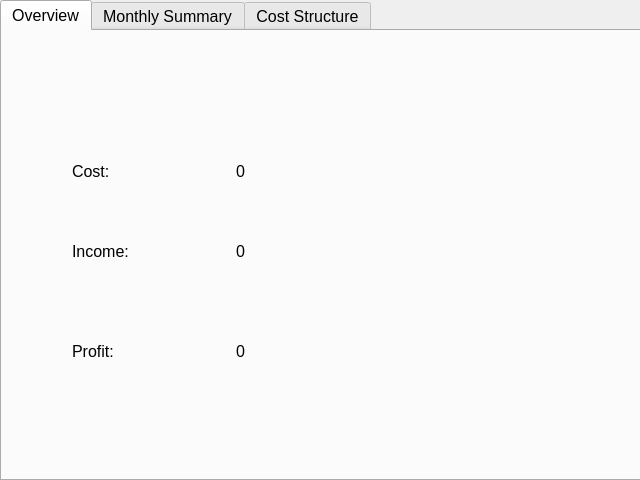
Qt form Views/sub_win_accounting.ui (SevReith/Illumination-Game) before a commit.
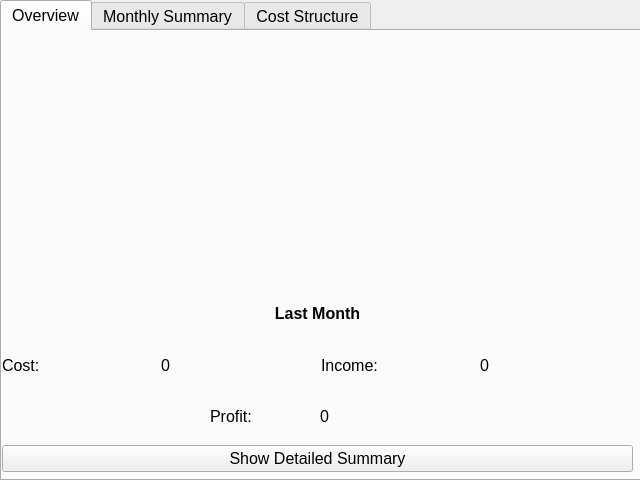
The same form after that commit.

Commit message: Summary View added

Diff of the .ui file:
```diff
--- a/Views/sub_win_accounting.ui
+++ b/Views/sub_win_accounting.ui
@@ -34,41 +34,33 @@
     <attribute name="title">
      <string>Overview</string>
     </attribute>
-    <widget class="QWidget" name="horizontalLayoutWidget">
+    <widget class="QWidget" name="verticalLayoutWidget">
      <property name="geometry">
       <rect>
-       <x>70</x>
-       <y>280</y>
-       <width>321</width>
-       <height>80</height>
+       <x>0</x>
+       <y>260</y>
+       <width>631</width>
+       <height>181</height>
       </rect>
      </property>
-     <layout class="QHBoxLayout" name="horizontalLayout">
+     <layout class="QVBoxLayout" name="verticalLayout">
       <item>
-       <widget class="QLabel" name="lbl_txt_profit">
-        <property name="text">
-         <string>Profit:</string>
+       <widget class="QLabel" name="lbl_txt_tab1_last_month">
+        <property name="font">
+         <font>
+          <weight>75</weight>
+          <bold>true</bold>
+         </font>
         </property>
-       </widget>
-      </item>
-      <item>
-       <widget class="QLabel" name="lbl_profit_number">
         <property name="text">
-         <string>0</string>
+         <string>Last Month</string>
         </property>
+        <property name="alignment">
+         <set>Qt::AlignCenter</set>
+        </property>
        </widget>
       </item>
-     </layout>
-    </widget>
-    <widget class="QWidget" name="horizontalLayoutWidget_2">
-     <property name="geometry">
-      <rect>
-       <x>70</x>
-       <y>100</y>
-       <width>321</width>
-       <height>80</height>
-      </rect>
-     </property>
+      <item>
      <layout class="QHBoxLayout" name="horizontalLayout_2">
       <item>
        <widget class="QLabel" name="lbl_txt_cost">
@@ -84,18 +76,6 @@
         </property>
        </widget>
       </item>
-     </layout>
-    </widget>
-    <widget class="QWidget" name="horizontalLayoutWidget_3">
-     <property name="geometry">
-      <rect>
-       <x>70</x>
-       <y>180</y>
-       <width>321</width>
-       <height>80</height>
-      </rect>
-     </property>
-     <layout class="QHBoxLayout" name="horizontalLayout_3">
       <item>
        <widget class="QLabel" name="lbl_txt_income">
         <property name="text">
@@ -109,6 +89,63 @@
          <string>0</string>
         </property>
        </widget>
+        </item>
+       </layout>
+      </item>
+      <item>
+       <layout class="QHBoxLayout" name="horizontalLayout" stretch="2,1,1,2">
+        <item>
+         <spacer name="horizontalSpacer">
+          <property name="orientation">
+           <enum>Qt::Horizontal</enum>
+          </property>
+          <property name="sizeHint" stdset="0">
+           <size>
+            <width>40</width>
+            <height>20</height>
+           </size>
+          </property>
+         </spacer>
+        </item>
+        <item>
+         <widget class="QLabel" name="lbl_txt_profit">
+          <property name="text">
+           <string>Profit:</string>
+          </property>
+         </widget>
+        </item>
+        <item>
+         <widget class="QLabel" name="lbl_profit_number">
+          <property name="text">
+           <string>0</string>
+          </property>
+         </widget>
+        </item>
+        <item>
+         <spacer name="horizontalSpacer_2">
+          <property name="orientation">
+           <enum>Qt::Horizontal</enum>
+          </property>
+          <property name="sizeHint" stdset="0">
+           <size>
+            <width>40</width>
+            <height>20</height>
+           </size>
+          </property>
+         </spacer>
+        </item>
+       </layout>
+      </item>
+      <item>
+       <layout class="QHBoxLayout" name="horizontalLayout_3">
+        <item>
+         <widget class="QPushButton" name="btn_tab1_show_summary">
+          <property name="text">
+           <string>Show Detailed Summary</string>
+          </property>
+         </widget>
+        </item>
+       </layout>
       </item>
      </layout>
     </widget>
```
Lines whose indentation alone changed are shown as unchanged. The commit also changes 9 other files.
